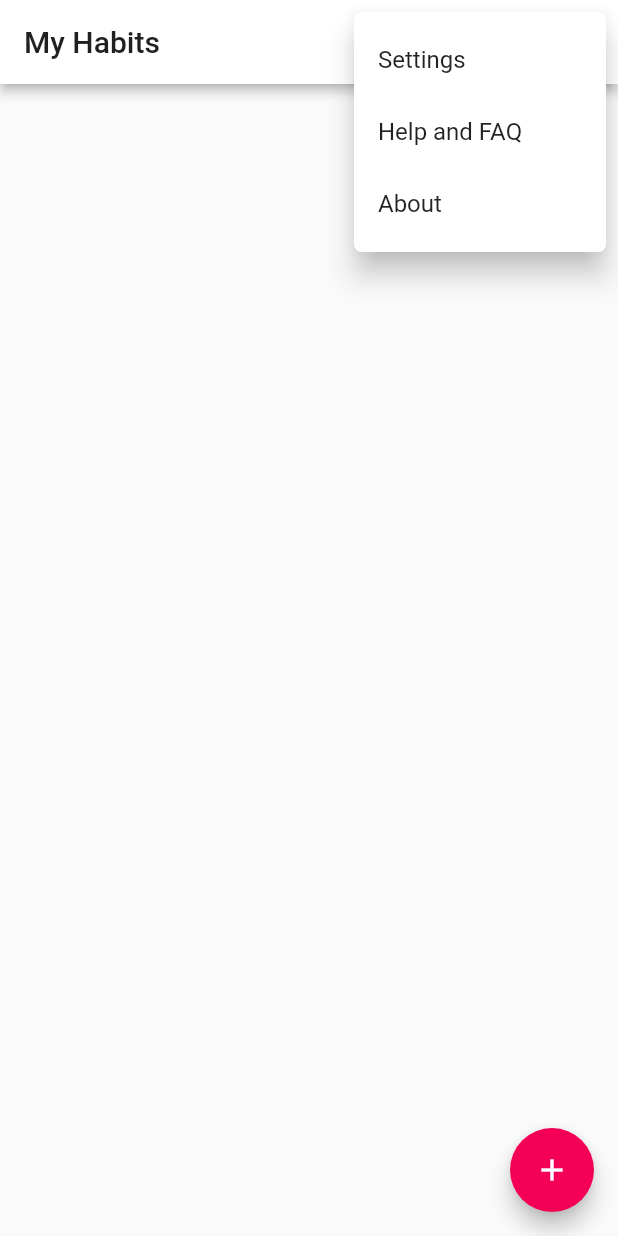
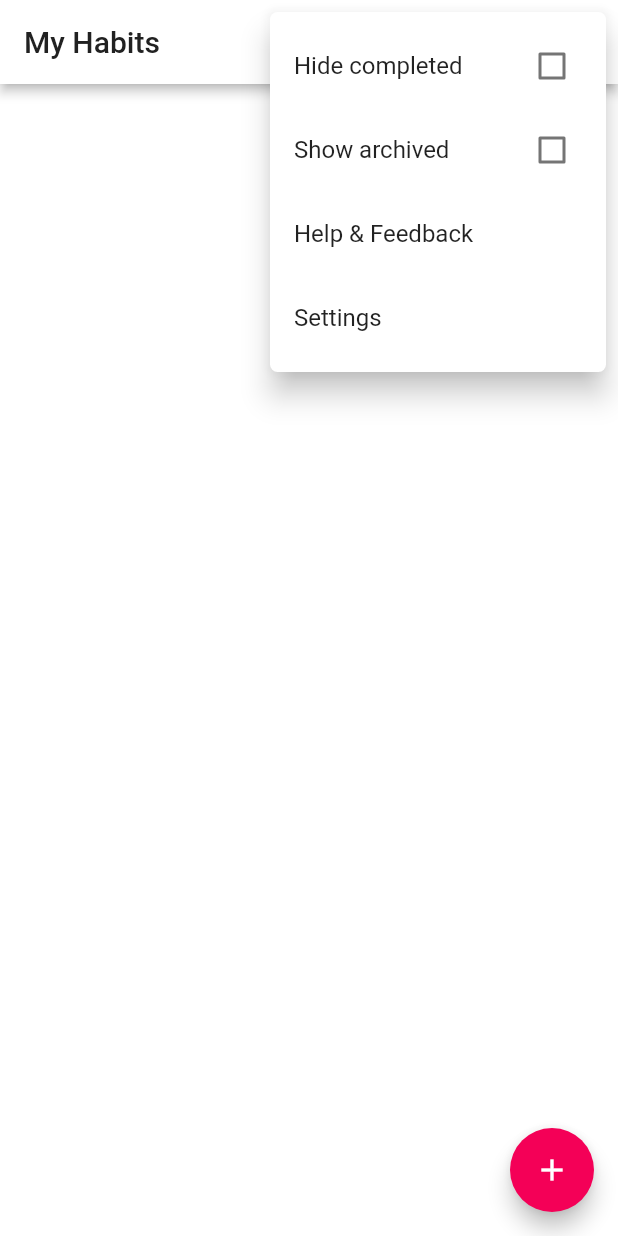
Before and after one commit to CentaurusApps/polaris, a Flutter app: the screen it shows after launch, after a tap on the "more vert" icon, on a phone screen of 412 x 824 dp. Run offline on Flutter 3.47's test engine with Material 2 defaults, Android fonts, the phone set to English and light mode, and no system bars.

Commit message:
Reorganized the Items in the PopUpMenu

```diff
--- a/lib/home_screen.dart
+++ b/lib/home_screen.dart
@@ -1,7 +1,6 @@
 import 'package:flutter/material.dart';
 
-enum Menu { settings, about, help }
-enum Filter { hideArchived, hideCompleted, sort }
+enum Menu { settings, help, showArchived, hideCompleted }
 
 class HomeScreen extends StatefulWidget {
   @override
@@ -9,6 +8,9 @@ class HomeScreen extends StatefulWidget {
 }
 
 class _HomeScreenState extends State<HomeScreen> {
+  bool _isShowArchived = false;
+  bool _isHideCompleted = false;
+
   @override
   Widget build(BuildContext context) {
     return Scaffold(
@@ -19,46 +21,10 @@ class _HomeScreenState extends State<HomeScreen> {
           style: TextStyle(color: Colors.grey[900]),
         ),
         actions: [
-          PopupMenuButton<Filter>(
-            shape: RoundedRectangleBorder(
-              borderRadius: BorderRadius.circular(5),
-            ),
-            offset: Offset(8.0, 8.0),
-            tooltip: 'Filter',
-            icon: Icon(Icons.filter_list),
-            itemBuilder: (BuildContext context) => <PopupMenuEntry<Filter>>[
-              const PopupMenuItem<Filter>(
-                value: Filter.hideArchived,
-                child: ListTile(
-                  title: Text('Hide archived'),
-                  trailing: Icon(
-                    Icons.check_box_outline_blank_rounded,
-                    color: Color(0xFFF40057),
-                  ),
-                ),
-              ),
-              const PopupMenuItem<Filter>(
-                value: Filter.hideCompleted,
-                child: ListTile(
-                  title: Text('Hide completed'),
-                  trailing: Icon(
-                    Icons.check_box_outline_blank_rounded,
-                    color: Color(0xFFF40057),
-                  ),
-                ),
-              ),
-              const PopupMenuItem<Filter>(
-                value: Filter.sort,
-                child: ListTile(
-                  subtitle: Text('by score'),
-                  title: Text('Sort'),
-                  trailing: Icon(
-                    Icons.arrow_right,
-                    color: Color(0xFFF40057),
-                  ),
-                ),
-              ),
-            ],
+          IconButton(
+            tooltip: 'Sort',
+            icon: Icon(Icons.sort),
+            onPressed: () {},
           ),
           PopupMenuButton<Menu>(
             shape: RoundedRectangleBorder(
@@ -68,29 +34,51 @@ class _HomeScreenState extends State<HomeScreen> {
             tooltip: 'More options',
             icon: Icon(Icons.more_vert),
             itemBuilder: (BuildContext context) => <PopupMenuEntry<Menu>>[
-              const PopupMenuItem<Menu>(
-                value: Menu.settings,
-                child: Text('Settings'),
+              PopupMenuItem<Menu>(
+                value: Menu.hideCompleted,
+                child: CheckboxListTile(
+                  title: Text('Hide completed'),
+                  activeColor: Color(0xFFF40057),
+                  value: _isHideCompleted,
+                  selected: _isHideCompleted,
+                  onChanged: (bool value) {
+                    setState(() {
+                      _isHideCompleted = value;
+                    });
+                  },
+                  controlAffinity: ListTileControlAffinity.platform,
+                ),
+              ),
+              PopupMenuItem<Menu>(
+                value: Menu.showArchived,
+                child: CheckboxListTile(
+                  title: Text('Show archived'),
+                  selected: _isShowArchived,
+                  activeColor: Color(0xFFF40057),
+                  value: _isShowArchived,
+                  onChanged: (bool value) {
+                    setState(() {
+                      _isShowArchived = value;
+                    });
+                  },
+                  controlAffinity: ListTileControlAffinity.platform,
+                ),
               ),
               const PopupMenuItem<Menu>(
                 value: Menu.help,
-                child: Text('Help and FAQ'),
+                child: ListTile(title: Text('Help & Feedback')),
               ),
               const PopupMenuItem<Menu>(
-                value: Menu.about,
-                child: Text('About'),
+                value: Menu.settings,
+                child: ListTile(title: Text('Settings')),
               ),
             ],
           ),
         ],
       ),
-      floatingActionButton: Tooltip(
-        verticalOffset: 48.0,
-        message: 'Create a new habit',
-        child: FloatingActionButton(
-          child: Icon(Icons.add),
-          onPressed: () {},
-        ),
+      floatingActionButton: FloatingActionButton(
+        child: Icon(Icons.add),
+        onPressed: () {},
       ),
     );
   }
--- a/lib/main.dart
+++ b/lib/main.dart
@@ -9,8 +9,8 @@ class MyApp extends StatelessWidget {
   Widget build(BuildContext context) {
     SystemChrome.setSystemUIOverlayStyle(
       const SystemUiOverlayStyle(
-        systemNavigationBarColor: Color(0xFFFAFAFA),
-        systemNavigationBarIconBrightness: Brightness.dark,
+        // systemNavigationBarColor: Color(0xFFFAFAFA),
+        //systemNavigationBarIconBrightness: Brightness.dark,
         statusBarColor: Colors.white,
       ),
     );
@@ -20,6 +20,7 @@ class MyApp extends StatelessWidget {
           backgroundColor: Color(0xFFF40057),
         ),
         accentColor: Color(0xFFF40057),
+        scaffoldBackgroundColor: Colors.white,
         appBarTheme: AppBarTheme(
           color: Colors.white,
           actionsIconTheme: IconThemeData(color: Colors.grey[900]),
```
